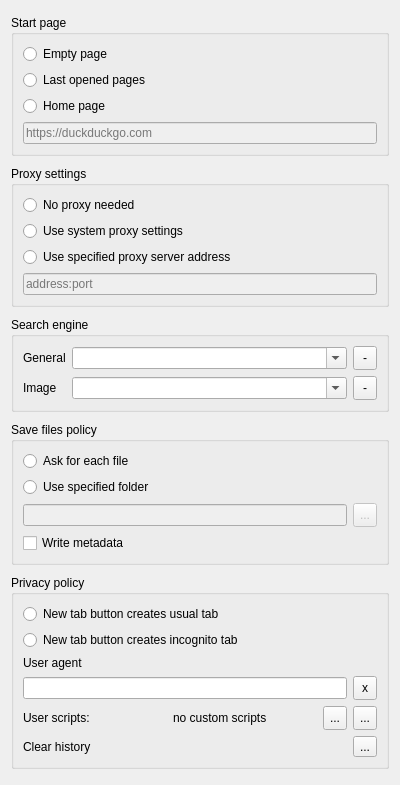
The window that settingspage.ui (mistificator/meow) describes before a commit, drawn with Qt 5.
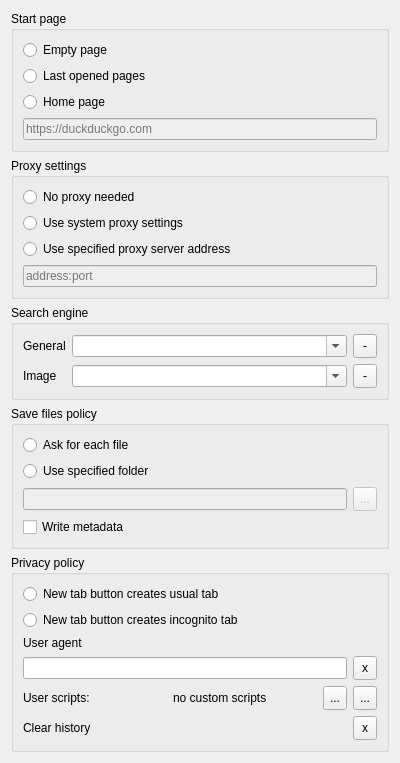
The same window after the commit.

What changed in the file:
```diff
--- a/settingspage.ui
+++ b/settingspage.ui
@@ -7,7 +7,7 @@
     <x>0</x>
     <y>0</y>
     <width>400</width>
-    <height>785</height>
+    <height>689</height>
    </rect>
   </property>
   <property name="windowTitle">
@@ -383,8 +383,14 @@
         </item>
         <item>
          <widget class="QToolButton" name="clearHistory">
+          <property name="minimumSize">
+           <size>
+            <width>24</width>
+            <height>24</height>
+           </size>
+          </property>
           <property name="text">
-           <string>...</string>
+           <string>x</string>
           </property>
          </widget>
         </item>
```
